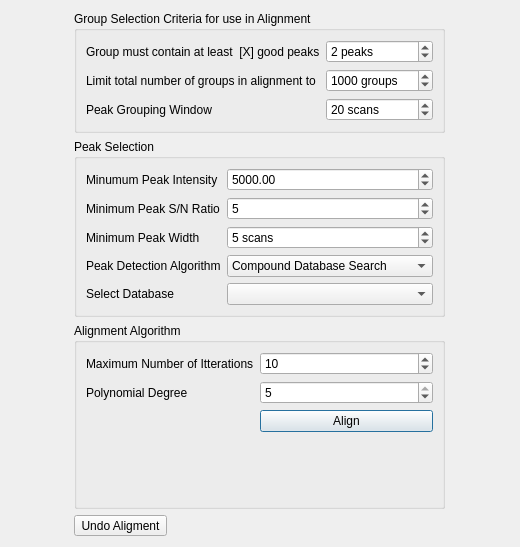
Old version of the form mzroll/forms/alignmentdialog.ui in the repository ElucidataInc/ElMaven.
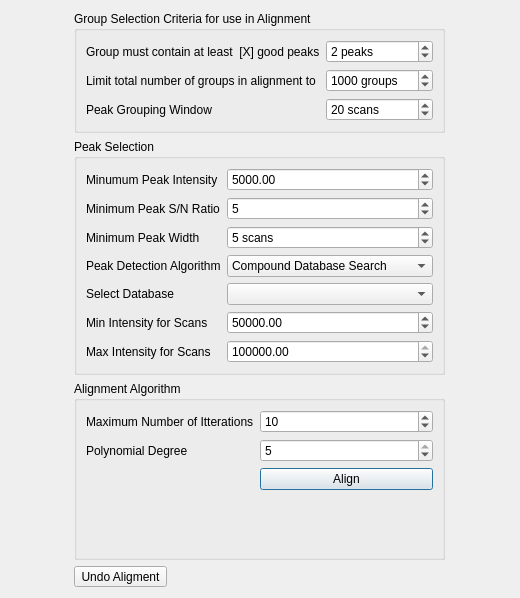
New version of the form.

Commit message: Fix: Add Min and Max Intensity Scan for alignmentDialog. Change default values

Diff of the .ui file:
```diff
--- a/mzroll/forms/alignmentdialog.ui
+++ b/mzroll/forms/alignmentdialog.ui
@@ -7,7 +7,7 @@
     <x>0</x>
     <y>0</y>
     <width>520</width>
-    <height>547</height>
+    <height>598</height>
    </rect>
   </property>
   <property name="windowTitle">
@@ -261,6 +261,40 @@
       <item row="6" column="1">
        <widget class="QComboBox" name="selectDatabaseComboBox"/>
       </item>
+      <item row="7" column="0">
+       <widget class="QLabel" name="label_10">
+        <property name="text">
+         <string>Min Intensity for Scans</string>
+        </property>
+       </widget>
+      </item>
+      <item row="8" column="0">
+       <widget class="QLabel" name="label_11">
+        <property name="text">
+         <string>Max Intensity for Scans</string>
+        </property>
+       </widget>
+      </item>
+      <item row="7" column="1">
+       <widget class="QDoubleSpinBox" name="minIntensity">
+        <property name="maximum">
+         <double>9999999999.989999771118164</double>
+        </property>
+        <property name="value">
+         <double>50000.000000000000000</double>
+        </property>
+       </widget>
+      </item>
+      <item row="8" column="1">
+       <widget class="QDoubleSpinBox" name="maxIntensity">
+        <property name="maximum">
+         <double>9999999999.989999771118164</double>
+        </property>
+        <property name="value">
+         <double>9999999999.000000000000000</double>
+        </property>
+       </widget>
+      </item>
      </layout>
     </widget>
    </item>
```
The commit also changes 5 other files.
